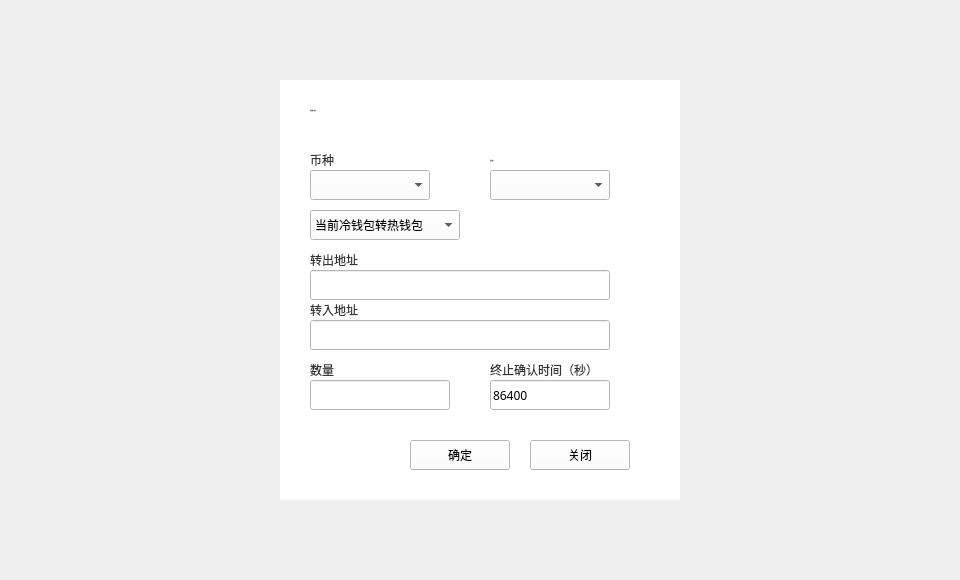
This is LNKWallet/guard/ColdHotTransferDialog.ui in HcashOrg/hx-indicator as Qt 5 draws it before an edit. The edited form follows.
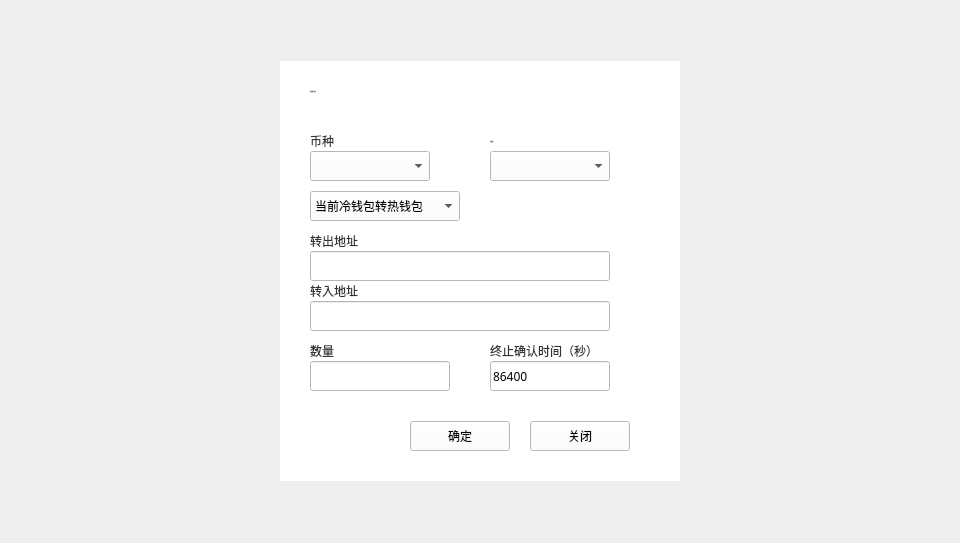
This is the edited form.

```diff
--- a/LNKWallet/guard/ColdHotTransferDialog.ui
+++ b/LNKWallet/guard/ColdHotTransferDialog.ui
@@ -7,7 +7,7 @@
     <x>0</x>
     <y>0</y>
     <width>960</width>
-    <height>580</height>
+    <height>543</height>
    </rect>
   </property>
   <property name="windowTitle">
@@ -19,7 +19,7 @@
      <x>0</x>
      <y>0</y>
      <width>960</width>
-     <height>580</height>
+     <height>543</height>
     </rect>
    </property>
    <property name="font">
@@ -33,7 +33,7 @@
     <property name="geometry">
      <rect>
       <x>280</x>
-      <y>80</y>
+      <y>61</y>
       <width>400</width>
       <height>420</height>
      </rect>
```
